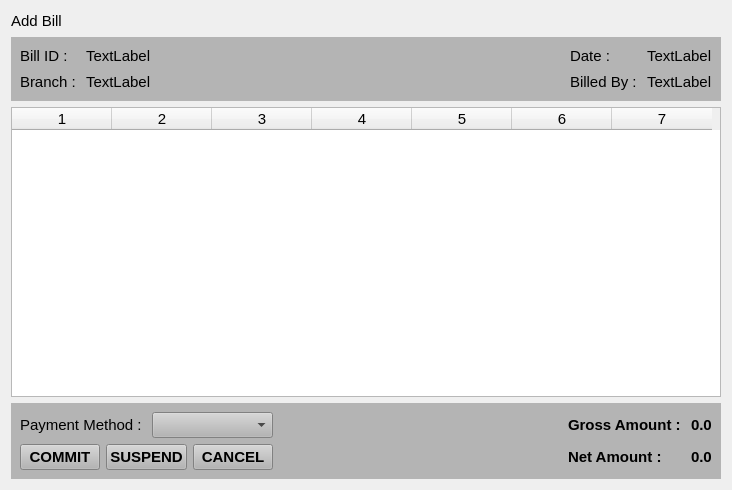
Qt form estorecpp/addbill.ui (Watti/estorecpp) before a commit.
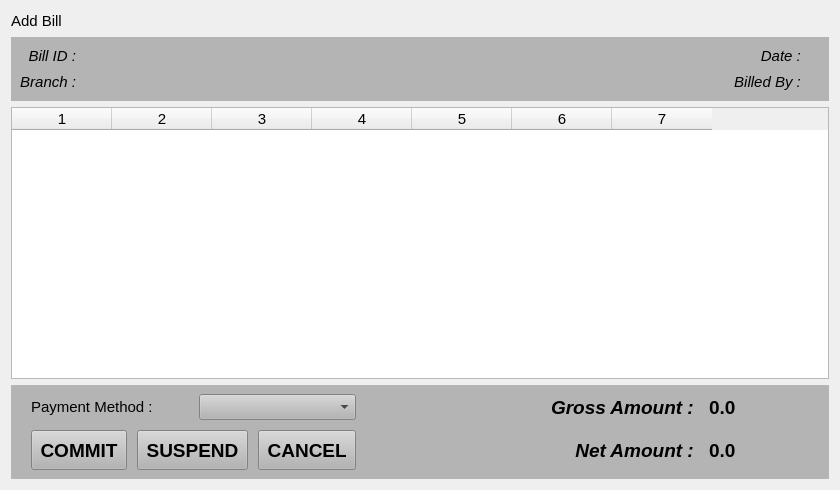
The same form after that commit.

The edit to the form file:
```diff
--- a/estorecpp/addbill.ui
+++ b/estorecpp/addbill.ui
@@ -6,7 +6,7 @@
    <rect>
     <x>0</x>
     <y>0</y>
-    <width>732</width>
+    <width>840</width>
     <height>490</height>
    </rect>
   </property>
@@ -473,23 +473,33 @@
        <widget class="QLabel" name="label_3">
         <property name="font">
          <font>
+          <family>Arial</family>
           <pointsize>11</pointsize>
+          <italic>true</italic>
          </font>
         </property>
         <property name="text">
          <string>Bill ID :</string>
         </property>
+        <property name="alignment">
+         <set>Qt::AlignRight|Qt::AlignTrailing|Qt::AlignVCenter</set>
+        </property>
        </widget>
       </item>
       <item row="1" column="0">
        <widget class="QLabel" name="label_4">
         <property name="font">
          <font>
+          <family>Arial</family>
           <pointsize>11</pointsize>
+          <italic>true</italic>
          </font>
         </property>
         <property name="text">
-         <string>Branch : </string>
+         <string>Branch :</string>
+        </property>
+        <property name="alignment">
+         <set>Qt::AlignRight|Qt::AlignTrailing|Qt::AlignVCenter</set>
         </property>
        </widget>
       </item>
@@ -497,24 +507,34 @@
        <widget class="QLabel" name="label_5">
         <property name="font">
          <font>
+          <family>Arial</family>
           <pointsize>11</pointsize>
+          <italic>true</italic>
          </font>
         </property>
         <property name="text">
          <string>Date : </string>
         </property>
+        <property name="alignment">
+         <set>Qt::AlignRight|Qt::AlignTrailing|Qt::AlignVCenter</set>
+        </property>
        </widget>
       </item>
       <item row="1" column="3">
        <widget class="QLabel" name="label_2">
         <property name="font">
          <font>
+          <family>Arial</family>
           <pointsize>11</pointsize>
+          <italic>true</italic>
          </font>
         </property>
         <property name="text">
          <string>Billed By : </string>
         </property>
+        <property name="alignment">
+         <set>Qt::AlignRight|Qt::AlignTrailing|Qt::AlignVCenter</set>
+        </property>
        </widget>
       </item>
       <item row="0" column="4">
@@ -525,7 +545,7 @@
          </font>
         </property>
         <property name="text">
-         <string>TextLabel</string>
+         <string/>
         </property>
        </widget>
       </item>
@@ -537,7 +557,7 @@
          </font>
         </property>
         <property name="text">
-         <string>TextLabel</string>
+         <string/>
         </property>
        </widget>
       </item>
@@ -549,7 +569,7 @@
          </font>
         </property>
         <property name="text">
-         <string>TextLabel</string>
+         <string/>
         </property>
        </widget>
       </item>
@@ -561,7 +581,7 @@
          </font>
         </property>
         <property name="text">
-         <string>TextLabel</string>
+         <string/>
         </property>
        </widget>
       </item>
@@ -1039,12 +1059,22 @@
       <bool>true</bool>
      </property>
      <layout class="QGridLayout" name="gridLayout_2">
+      <property name="leftMargin">
+       <number>20</number>
+      </property>
+      <property name="rightMargin">
+       <number>20</number>
+      </property>
+      <property name="spacing">
+       <number>10</number>
+      </property>
       <item row="0" column="0">
        <layout class="QHBoxLayout" name="horizontalLayout_3">
         <item>
          <widget class="QLabel" name="label_6">
           <property name="font">
            <font>
+            <family>Arial</family>
             <pointsize>11</pointsize>
            </font>
           </property>
@@ -1057,6 +1087,7 @@
          <widget class="QComboBox" name="comboBox">
           <property name="font">
            <font>
+            <family>Arial</family>
             <pointsize>11</pointsize>
            </font>
           </property>
@@ -1081,21 +1112,33 @@
        <widget class="QLabel" name="label_7">
         <property name="font">
          <font>
-          <pointsize>11</pointsize>
+          <family>Arial</family>
+          <pointsize>14</pointsize>
           <weight>75</weight>
+          <italic>true</italic>
           <bold>true</bold>
          </font>
         </property>
         <property name="text">
          <string>Gross Amount : </string>
         </property>
+        <property name="alignment">
+         <set>Qt::AlignRight|Qt::AlignTrailing|Qt::AlignVCenter</set>
+        </property>
        </widget>
       </item>
       <item row="0" column="3">
-       <widget class="QLabel" name="label_9">
+       <widget class="QLabel" name="grossAmountLabel">
+        <property name="minimumSize">
+         <size>
+          <width>100</width>
+          <height>0</height>
+         </size>
+        </property>
         <property name="font">
          <font>
-          <pointsize>11</pointsize>
+          <family>Arial</family>
+          <pointsize>14</pointsize>
           <weight>75</weight>
           <bold>true</bold>
          </font>
@@ -1108,44 +1151,71 @@
       <item row="1" column="0">
        <layout class="QHBoxLayout" name="horizontalLayout_2">
         <item>
-         <widget class="QPushButton" name="pushButton">
+         <widget class="QPushButton" name="commitButton">
+          <property name="minimumSize">
+           <size>
+            <width>0</width>
+            <height>40</height>
+           </size>
+          </property>
           <property name="font">
            <font>
-            <pointsize>11</pointsize>
+            <family>Arial</family>
+            <pointsize>14</pointsize>
             <weight>75</weight>
             <bold>true</bold>
            </font>
           </property>
           <property name="text">
-           <string>COMMIT</string>
+           <string> COMMIT </string>
           </property>
          </widget>
         </item>
         <item>
-         <widget class="QPushButton" name="pushButton_2">
+         <widget class="QPushButton" name="suspendButton">
+          <property name="minimumSize">
+           <size>
+            <width>0</width>
+            <height>40</height>
+           </size>
+          </property>
           <property name="font">
            <font>
-            <pointsize>11</pointsize>
+            <family>Arial</family>
+            <pointsize>14</pointsize>
             <weight>75</weight>
             <bold>true</bold>
            </font>
           </property>
           <property name="text">
-           <string>SUSPEND</string>
+           <string> SUSPEND </string>
           </property>
          </widget>
         </item>
         <item>
-         <widget class="QPushButton" name="pushButton_3">
+         <widget class="QPushButton" name="cancelButton">
+          <property name="minimumSize">
+           <size>
+            <width>0</width>
+            <height>40</height>
+           </size>
+          </property>
+          <property name="baseSize">
+           <size>
+            <width>0</width>
+            <height>0</height>
+           </size>
+          </property>
           <property name="font">
            <font>
-            <pointsize>11</pointsize>
+            <family>Arial</family>
+            <pointsize>14</pointsize>
             <weight>75</weight>
             <bold>true</bold>
            </font>
           </property>
           <property name="text">
-           <string>CANCEL</string>
+           <string> CANCEL </string>
           </property>
          </widget>
         </item>
@@ -1168,21 +1238,33 @@
        <widget class="QLabel" name="label_8">
         <property name="font">
          <font>
-          <pointsize>11</pointsize>
+          <family>Arial</family>
+          <pointsize>14</pointsize>
           <weight>75</weight>
+          <italic>true</italic>
           <bold>true</bold>
          </font>
         </property>
         <property name="text">
          <string>Net Amount : </string>
         </property>
+        <property name="alignment">
+         <set>Qt::AlignRight|Qt::AlignTrailing|Qt::AlignVCenter</set>
+        </property>
        </widget>
       </item>
       <item row="1" column="3">
-       <widget class="QLabel" name="label_10">
+       <widget class="QLabel" name="netAmountLabel">
+        <property name="minimumSize">
+         <size>
+          <width>100</width>
+          <height>0</height>
+         </size>
+        </property>
         <property name="font">
          <font>
-          <pointsize>11</pointsize>
+          <family>Arial</family>
+          <pointsize>14</pointsize>
           <weight>75</weight>
           <bold>true</bold>
          </font>
```
Left out of the diff: 3 changed lines with no effect on the pictures.
